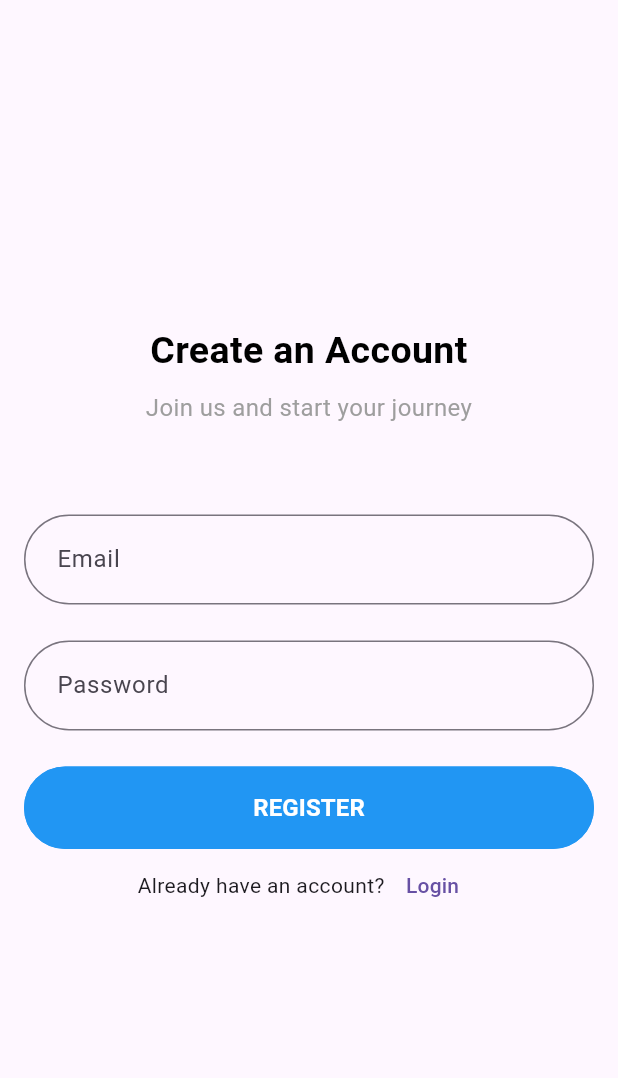
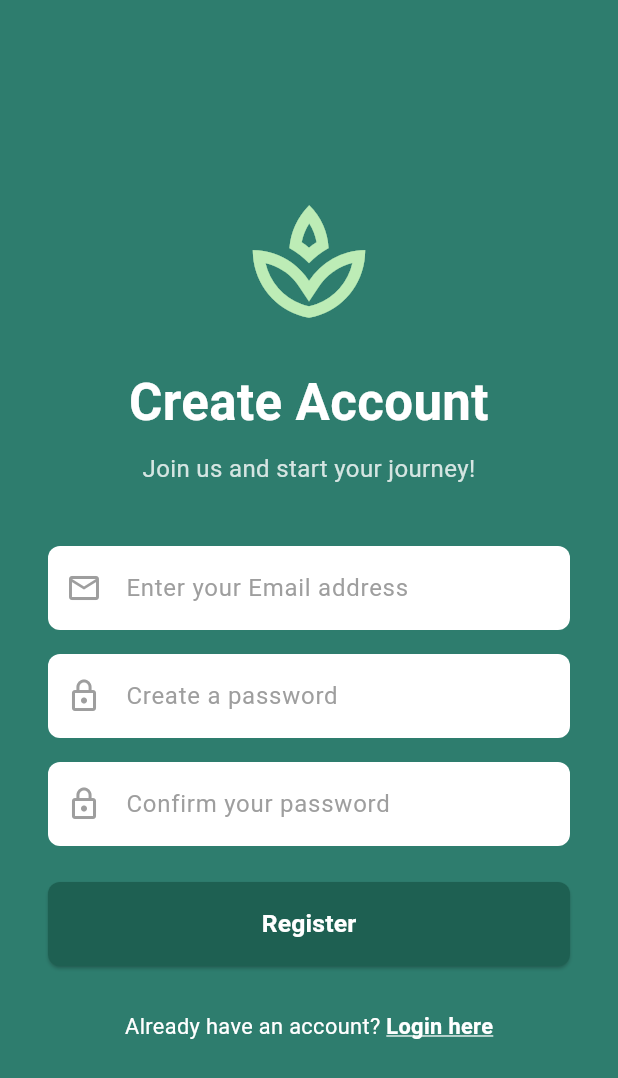
Before and after one commit to yosuahres/flutter_imk, a Flutter app: the screen it shows after launch, after a tap on "Login", after a tap on "Sign up here", on a phone screen of 412 x 824 dp. Shown: the top 1078 px of the screen. Run offline on Flutter 3.47's test engine with Material 3 defaults, Android fonts, the light colour scheme and no system bars; our stand-ins replace awesome_notifications, firebase_auth, firebase_core, geocoding, geolocator, lottie; accounts and stored records are empty; network calls fail.

Commit message:
register ui and notif depend

```diff
--- a/lib/main.dart
+++ b/lib/main.dart
@@ -1,16 +1,21 @@
+//lib
+import 'package:flutter/material.dart';
+import 'package:firebase_core/firebase_core.dart';
+import 'firebase_options.dart';
+import 'package:fp_imk/service/notification_service.dart';
+
+//pages
 import 'package:fp_imk/screens/home.dart';
 import 'package:fp_imk/screens/login.dart';
 import 'package:fp_imk/screens/register.dart';
-import 'package:fp_imk/pages/weather_page.dart';
-import 'package:flutter/material.dart';
-import 'package:firebase_core/firebase_core.dart';
-import 'firebase_options.dart';
+import 'package:fp_imk/screens/weather_page.dart';
 
 void main() async {
   WidgetsFlutterBinding.ensureInitialized();
   await Firebase.initializeApp(
     options: DefaultFirebaseOptions.currentPlatform,
   );
+  await NotificationService.initializeNotification();
   runApp(const MyApp());
 }
 
--- a/lib/screens/home.dart
+++ b/lib/screens/home.dart
@@ -1,6 +1,6 @@
 import 'package:fp_imk/screens/login.dart';
 import 'package:firebase_auth/firebase_auth.dart';
-import 'package:fp_imk/pages/weather_page.dart';
+import 'package:fp_imk/screens/weather_page.dart';
 import 'package:flutter/material.dart';
 import 'package:flutter/services.dart';
 
--- a/lib/screens/register.dart
+++ b/lib/screens/register.dart
@@ -12,12 +12,20 @@ class _RegisterScreenState extends State<RegisterScreen> {
   // Controllers for input fields
   final _emailController = TextEditingController();
   final _passwordController = TextEditingController();
+  final _confirmPasswordController = TextEditingController();
 
-  // State variables
   bool _isLoading = false;
   String _errorCode = "";
 
-  // Navigation methods
+  final Color _backgroundColor = const Color(0xFF2E7D6E);
+  final Color _logoColor = const Color(0xFFBDECB6);
+  final Color _buttonColor = const Color(0xFF1E6052);
+  final Color _whiteTextColor = Colors.white;
+  final Color _inputFillColor = Colors.white;
+  final Color _inputHintColor = Colors.grey.shade500;
+  final Color _inputIconColor = Colors.grey.shade500;
+  final Color _inputTextColor = Colors.black87;
+
   void navigateLogin() {
     if (!context.mounted) return;
     Navigator.pushReplacementNamed(context, 'login');
@@ -28,8 +36,15 @@ class _RegisterScreenState extends State<RegisterScreen> {
     Navigator.pushReplacementNamed(context, 'home');
   }
 
-  // Authentication methods
   void register() async {
+    if (_passwordController.text != _confirmPasswordController.text) {
+      setState(() {
+        _errorCode = "Passwords do not match.";
+      });
+      return;
+    }
+
+    if (!_isLoading) {
       setState(() {
         _isLoading = true;
         _errorCode = "";
@@ -37,66 +52,106 @@ class _RegisterScreenState extends State<RegisterScreen> {
 
       try {
         await FirebaseAuth.instance.createUserWithEmailAndPassword(
-        email: _emailController.text,
-        password: _passwordController.text,
+          email: _emailController.text.trim(),
+          password: _passwordController.text.trim(),
         );
-      navigateLogin();
+        if (mounted) navigateLogin();
       } on FirebaseAuthException catch (e) {
+        if (mounted) {
           setState(() {
-        _errorCode = e.code;
+            _errorCode = e.message ?? "Registration failed. Please try again.";
           });
         }
+      } catch (e) {
+        if (mounted) {
+          setState(() {
+            _errorCode = "An unexpected error occurred. Please try again.";
+          });
+        }
+      }
 
+      if (mounted) {
         setState(() {
           _isLoading = false;
         });
+      }
+    }
+  }
+
+  @override
+  void dispose() {
+    _emailController.dispose();
+    _passwordController.dispose();
+    _confirmPasswordController.dispose();
+    super.dispose();
   }
 
   @override
   Widget build(BuildContext context) {
     return Scaffold(
-      body: Padding(
-        padding: const EdgeInsets.all(16.0),
+      backgroundColor: _backgroundColor,
+      body: SafeArea(
         child: Center(
-          child: ListView(
+          child: SingleChildScrollView(
+            padding: const EdgeInsets.symmetric(horizontal: 32.0, vertical: 20.0),
+            child: Column(
+              mainAxisAlignment: MainAxisAlignment.center,
+              crossAxisAlignment: CrossAxisAlignment.stretch,
               children: [
-              const SizedBox(height: 200),
+                const SizedBox(height: 20),
+                _buildLogo(),
+                const SizedBox(height: 25),
                 _buildHeader(),
-              const SizedBox(height: 60),
+                const SizedBox(height: 40),
                 _buildEmailField(),
-              const SizedBox(height: 24),
+                const SizedBox(height: 16),
                 _buildPasswordField(),
+
+                const SizedBox(height: 16),
+                _buildConfirmPasswordField(),
                 const SizedBox(height: 24),
                 if (_errorCode.isNotEmpty) _buildErrorMessage(),
                 _buildRegisterButton(),
+                const SizedBox(height: 30),
                 _buildLoginRow(),
+                const SizedBox(height: 20),
               ],
+            ),
           ),
         ),
       ),
     );
   }
 
-  // Widget builders for better structure
+  Widget _buildLogo() {
+    // Image.asset('assets/images/app_logo.png', height: 80)
+    return Icon(
+      Icons.spa_outlined,
+      size: 90,
+      color: _logoColor,
+    );
+  }
+
   Widget _buildHeader() {
     return Column(
       children: [
         Text(
-          'Create an Account',
+          'Create Account',
           textAlign: TextAlign.center,
-          style: const TextStyle(
-            fontSize: 25.0,
+          style: TextStyle(
+            fontSize: 34.0,
             fontWeight: FontWeight.bold,
-            color: Colors.black,
+            color: _whiteTextColor,
           ),
         ),
+        // Optional subtitle:
         const SizedBox(height: 8),
         Text(
-          'Join us and start your journey',
+          'Join us and start your journey!',
           textAlign: TextAlign.center,
-          style: const TextStyle(
+          style: TextStyle(
             fontSize: 16.0,
-            color: Colors.grey,
+            color: _whiteTextColor.withOpacity(0.8),
           ),
         ),
       ],
@@ -106,12 +161,19 @@ class _RegisterScreenState extends State<RegisterScreen> {
   Widget _buildEmailField() {
     return TextField(
       controller: _emailController,
-      decoration: const InputDecoration(
-        label: Text('Email'),
+      keyboardType: TextInputType.emailAddress,
+      style: TextStyle(color: _inputTextColor),
+      decoration: InputDecoration(
+        hintText: 'Enter your Email address',
+        hintStyle: TextStyle(color: _inputHintColor),
+        prefixIcon: Icon(Icons.email_outlined, color: _inputIconColor),
+        filled: true,
+        fillColor: _inputFillColor,
         border: OutlineInputBorder(
-          borderRadius: BorderRadius.all(Radius.circular(30.0)),
+          borderRadius: BorderRadius.circular(8.0),
+          borderSide: BorderSide.none,
         ),
-        contentPadding: EdgeInsets.all(18.0),
+        contentPadding: const EdgeInsets.symmetric(vertical: 16.0, horizontal: 16.0),
       ),
     );
   }
@@ -120,47 +182,77 @@ class _RegisterScreenState extends State<RegisterScreen> {
     return TextField(
       controller: _passwordController,
       obscureText: true,
-      decoration: const InputDecoration(
-        label: Text('Password'),
+      style: TextStyle(color: _inputTextColor),
+      decoration: InputDecoration(
+        hintText: 'Create a password',
+        hintStyle: TextStyle(color: _inputHintColor),
+        prefixIcon: Icon(Icons.lock_outline, color: _inputIconColor),
+        filled: true,
+        fillColor: _inputFillColor,
         border: OutlineInputBorder(
-          borderRadius: BorderRadius.all(Radius.circular(30.0)),
+          borderRadius: BorderRadius.circular(8.0),
+          borderSide: BorderSide.none,
         ),
-        contentPadding: EdgeInsets.all(18.0),
+        contentPadding: const EdgeInsets.symmetric(vertical: 16.0, horizontal: 16.0),
+      ),
+    );
+  }
+
+  Widget _buildConfirmPasswordField() {
+    return TextField(
+      controller: _confirmPasswordController,
+      obscureText: true,
+      style: TextStyle(color: _inputTextColor),
+      decoration: InputDecoration(
+        hintText: 'Confirm your password',
+        hintStyle: TextStyle(color: _inputHintColor),
+        prefixIcon: Icon(Icons.lock_outline, color: _inputIconColor),
+        filled: true,
+        fillColor: _inputFillColor,
+        border: OutlineInputBorder(
+          borderRadius: BorderRadius.circular(8.0),
+          borderSide: BorderSide.none,
+        ),
+        contentPadding: const EdgeInsets.symmetric(vertical: 16.0, horizontal: 16.0),
       ),
     );
   }
 
   Widget _buildErrorMessage() {
-    return Column(
-      children: [
-        Text(
+    return Padding(
+      padding: const EdgeInsets.only(bottom: 10.0, top: 5.0),
+      child: Text(
         _errorCode,
-          style: const TextStyle(color: Colors.red),
+        style: TextStyle(color: Colors.red.shade300, fontSize: 14),
+        textAlign: TextAlign.center,
       ),
-        const SizedBox(height: 24),
-      ],
     );
   }
 
   Widget _buildRegisterButton() {
-    return OutlinedButton(
-      onPressed: register,
-      style: OutlinedButton.styleFrom(
-        backgroundColor: Colors.blue,
-        foregroundColor: Colors.white,
-        padding: const EdgeInsets.symmetric(vertical: 16.0, horizontal: 32.0),
+    return ElevatedButton(
+      onPressed: _isLoading ? null : register,
+      style: ElevatedButton.styleFrom(
+        backgroundColor: _buttonColor,
+        foregroundColor: _whiteTextColor,
+        padding: const EdgeInsets.symmetric(vertical: 16.0),
         shape: RoundedRectangleBorder(
-          borderRadius: BorderRadius.circular(30.0),
+          borderRadius: BorderRadius.circular(8.0),
         ),
-        side: const BorderSide(color: Colors.blue, width: 2.0),
+        minimumSize: const Size(double.infinity, 50),
       ),
       child: _isLoading
-          ? const CircularProgressIndicator(
-              valueColor: AlwaysStoppedAnimation<Color>(Colors.white),
+          ? SizedBox(
+              height: 20,
+              width: 20,
+              child: CircularProgressIndicator(
+                valueColor: AlwaysStoppedAnimation<Color>(_whiteTextColor),
+                strokeWidth: 2.5,
+              ),
             )
           : const Text(
-              'REGISTER',
-              style: TextStyle(fontSize: 16.0, fontWeight: FontWeight.bold),
+              'Register',
+              style: TextStyle(fontSize: 16.5, fontWeight: FontWeight.w600),
             ),
     );
   }
@@ -169,10 +261,23 @@ class _RegisterScreenState extends State<RegisterScreen> {
     return Row(
       mainAxisAlignment: MainAxisAlignment.center,
       children: [
-        const Text('Already have an account?'),
-        TextButton(
-          onPressed: navigateLogin,
-          child: const Text('Login'),
+        Text(
+          'Already have an account? ',
+          style: TextStyle(color: _whiteTextColor, fontSize: 14.5),
+        ),
+        GestureDetector(
+          onTap: navigateLogin,
+          child: Text(
+            'Login here',
+            style: TextStyle(
+              color: _whiteTextColor, // Or _logoColor for accent
+              fontWeight: FontWeight.bold,
+              fontSize: 14.5,
+              decoration: TextDecoration.underline,
+              decorationColor: _whiteTextColor.withOpacity(0.8),
+              decorationThickness: 1.5,
+            ),
+          ),
         ),
       ],
     );
--- /dev/null
+++ b/lib/service/notification_service.dart
@@ -0,0 +1,116 @@
+import 'package:awesome_notifications/awesome_notifications.dart';
+import 'package:flutter/material.dart';
+
+class NotificationService {
+  static Future<void> initializeNotification() async {
+    // Initialize Awesome Notifications
+    await AwesomeNotifications().initialize(
+      null,
+      [
+        NotificationChannel(
+          channelGroupKey: 'basic_channel_group',
+          channelKey: 'basic_channel',
+          channelName: 'Basic notifications',
+          channelDescription: 'Notification channel for basic tests',
+          defaultColor: const Color(0xFF9D50DD),
+          ledColor: Colors.white,
+          importance: NotificationImportance.Max,
+          channelShowBadge: true,
+          playSound: true,
+          criticalAlerts: true,
+        )
+      ],
+      channelGroups: [
+        NotificationChannelGroup(
+          channelGroupKey: 'basic_channel_group',
+          channelGroupName: 'Basic notifications group',
+        )
+      ],
+      debug: true,
+    );
+
+    // Request notification permissions
+    await AwesomeNotifications().isNotificationAllowed().then(
+      (isAllowed) {
+        if (!isAllowed) {
+          AwesomeNotifications().requestPermissionToSendNotifications();
+        }
+      },
+    );
+
+    // Set notification listeners
+    await AwesomeNotifications().setListeners(
+      onActionReceivedMethod: _onActionReceivedMethod,
+      onNotificationCreatedMethod: _onNotificationCreateMethod,
+      onNotificationDisplayedMethod: _onNotificationDisplayedMethod,
+      onDismissActionReceivedMethod: _onDismissActionReceivedMethod,
+    );
+  }
+
+  // Listeners
+
+  static Future<void> _onNotificationCreateMethod(
+    ReceivedNotification receivedNotification,
+  ) async {
+    debugPrint('Notification created: ${receivedNotification.title}');
+  }
+
+  static Future<void> _onNotificationDisplayedMethod(
+    ReceivedNotification receivedNotification,
+  ) async {
+    debugPrint('Notification displayed: ${receivedNotification.title}');
+  }
+
+  static Future<void> _onDismissActionReceivedMethod(
+    ReceivedNotification receivedNotification,
+  ) async {
+    debugPrint('Notification dismissed: ${receivedNotification.title}');
+  }
+
+  static Future<void> _onActionReceivedMethod(
+    ReceivedAction receivedAction,
+  ) async {
+    debugPrint('Notification action received: ${receivedAction.title}');
+  }
+
+  static Future<void> createNotification({
+  required final int id,
+  required final String title,
+  required final String body,
+  final String? summary,
+  final Map<String, String>? payload,
+  final ActionType actionType = ActionType.Default,
+  final NotificationLayout notificationLayout = NotificationLayout.Default,
+  final NotificationCategory? category,
+  final String? bigPicture,
+  final List<NotificationActionButton>? actionButtons,
+  final bool scheduled = false,
+  final Duration? interval,
+}) async {
+  assert(!scheduled || (scheduled && interval != null));
+
+  await AwesomeNotifications().createNotification(
+    content: NotificationContent(
+      id: id,
+      channelKey: 'basic_channel',
+      title: title,
+      body: body,
+      actionType: actionType,
+      notificationLayout: notificationLayout,
+      summary: summary,
+      category: category,
+      payload: payload,
+      bigPicture: bigPicture,
+    ),
+    actionButtons: actionButtons,
+    schedule: scheduled
+        ? NotificationInterval(
+            interval: interval,
+            timeZone:
+                await AwesomeNotifications().getLocalTimeZoneIdentifier(),
+            preciseAlarm: true,
+          )
+        : null,
+  );
+}
+}
--- a/pubspec.yaml
+++ b/pubspec.yaml
@@ -15,6 +15,7 @@ dependencies:
   lottie: ^3.3.1
   geocoding: ^3.0.0
   geolocator: ^14.0.0
+  awesome_notifications: ^0.10.1
 
 dev_dependencies:
   flutter_test:
```
Also changed, not shown: lib/screens/weather_page.dart (renamed from lib/pages/weather_page.dart), pubspec.lock, 6 other files. Lines whose indentation alone changed are shown as unchanged.
